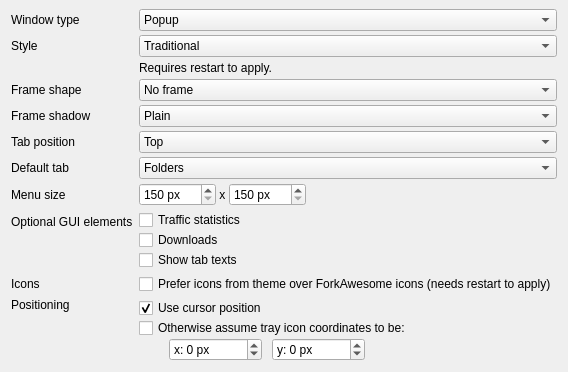
Before: the Qt Designer form syncthingwidgets/settings/appearanceoptionpage.ui in Martchus/syncthingtray, drawn with Qt 5.
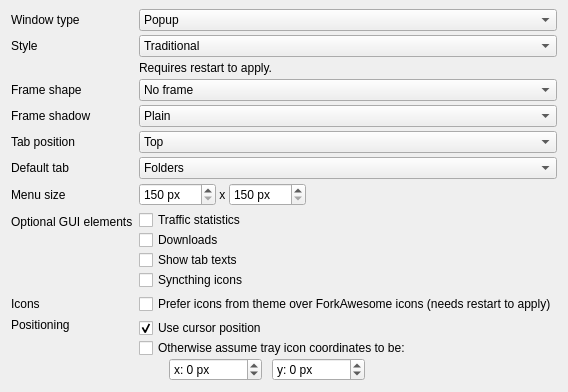
After: the same form once the commit is applied. Icons and pictures are not drawn.

Patch:
```diff
--- a/syncthingwidgets/settings/appearanceoptionpage.ui
+++ b/syncthingwidgets/settings/appearanceoptionpage.ui
@@ -348,6 +348,13 @@
        </property>
       </widget>
      </item>
+     <item>
+      <widget class="QCheckBox" name="syncthingIconsCheckBox">
+       <property name="text">
+        <string>Syncthing icons</string>
+       </property>
+      </widget>
+     </item>
     </layout>
    </item>
    <item row="12" column="1">
```
